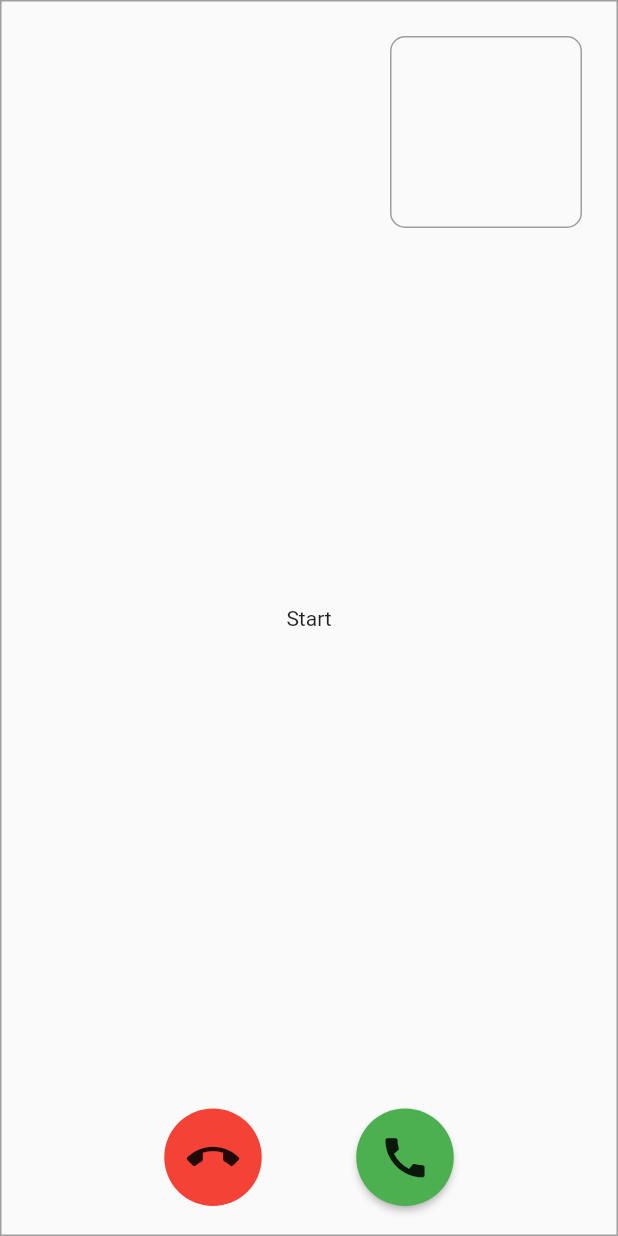
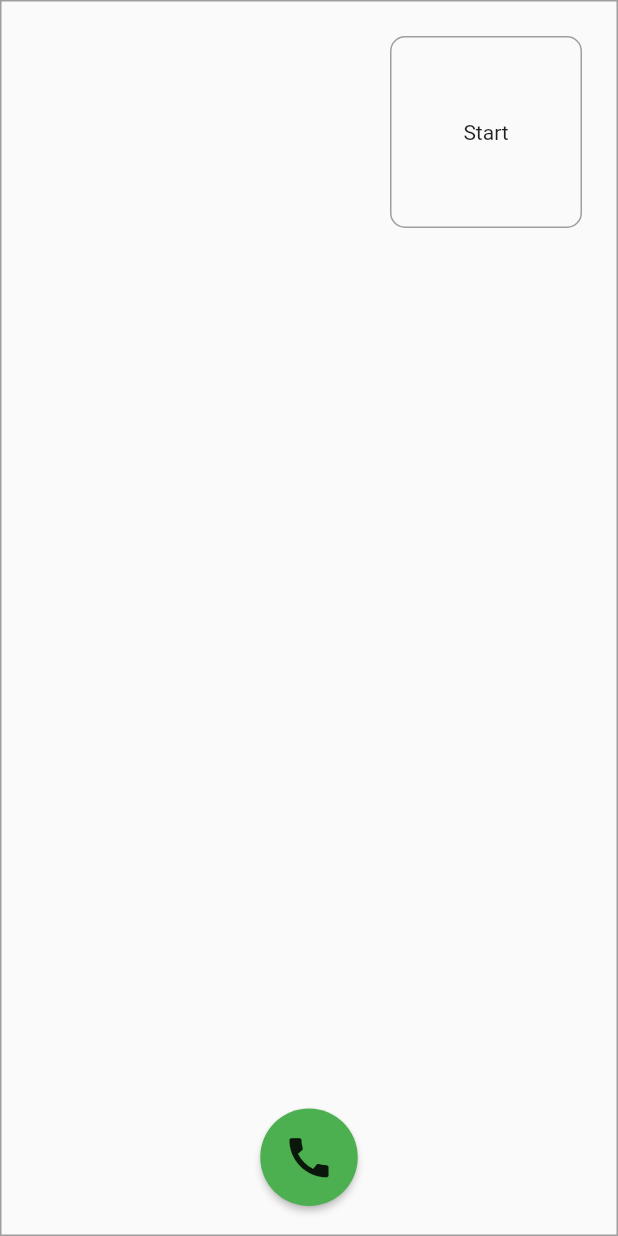
Before and after one commit to devnizamuddin/nizam_call_flutter, a Flutter app: the screen it shows after launch, on a phone screen of 412 x 824 dp. Run offline on Flutter 3.47's test engine with Material 2 defaults, Android fonts, the phone set to English and light mode, and no system bars; our stand-ins replace get, permission_handler; missing offline and left inert: agora_rtc_engine.

Commit message:
design changed

```diff
--- a/lib/app/modules/video_call/views/video_call_view.dart
+++ b/lib/app/modules/video_call/views/video_call_view.dart
@@ -21,7 +21,7 @@ class VideoCallView extends GetView<VideoCallController> {
                 decoration:
                     BoxDecoration(border: Border.all(color: Colors.grey)),
                 child: Obx(
-                  () => Center(child: _localPreview()),
+                  () => Center(child: _remoteVideo()),
                 )),
             // Button Row
             Obx(
@@ -30,24 +30,24 @@ class VideoCallView extends GetView<VideoCallController> {
                 child: Row(
                   mainAxisAlignment: MainAxisAlignment.center,
                   children: [
-                    RawMaterialButton(
-                      onPressed: controller.isJoined.value
-                          ? () => {controller.leave()}
-                          : null,
+                    Visibility(
+                      visible: controller.isJoined.value,
+                      child: RawMaterialButton(
+                        onPressed: controller.leave,
                         elevation: 2.0,
                         fillColor: Colors.red,
                         child: Icon(
-                        Icons.call_end,
+                          Icons.call,
                           size: 35.0,
                         ),
                         padding: const EdgeInsets.all(15.0),
                         shape: const CircleBorder(),
                       ),
-                    const SizedBox(width: 40),
-                    RawMaterialButton(
-                      onPressed: controller.isJoined.value
-                          ? null
-                          : () => {controller.join()},
+                    ),
+                    Visibility(
+                      visible: !controller.isJoined.value,
+                      child: RawMaterialButton(
+                        onPressed: controller.join,
                         elevation: 2.0,
                         fillColor: Colors.green,
                         child: Icon(
@@ -56,6 +56,7 @@ class VideoCallView extends GetView<VideoCallController> {
                         ),
                         padding: const EdgeInsets.all(15.0),
                         shape: const CircleBorder(),
+                      ),
                     ),
                   ],
                 ),
@@ -75,7 +76,7 @@ class VideoCallView extends GetView<VideoCallController> {
                   border: Border.all(color: Colors.grey),
                   borderRadius: const BorderRadius.all(Radius.circular(10))),
               child: Obx(
-                () => Center(child: _remoteVideo()),
+                () => Center(child: _localPreview()),
               )),
         ),
       ]),
```
Lines whose indentation alone changed are shown as unchanged.
